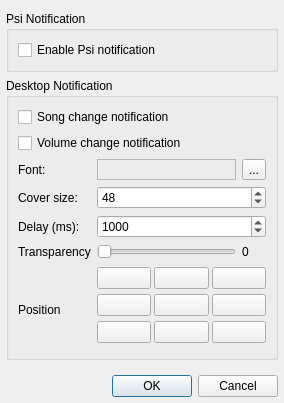
Qt form src/plugins/General/notifier/settingsdialog.ui (ksv1986/qmmp-staging) before a commit.
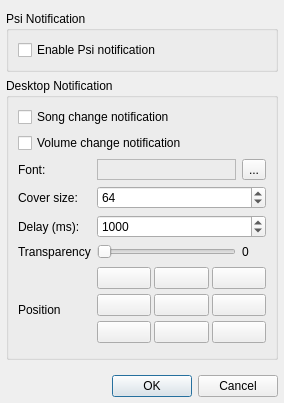
The same form after that commit.

The edit to the form file:
```diff
--- a/src/plugins/General/notifier/settingsdialog.ui
+++ b/src/plugins/General/notifier/settingsdialog.ui
@@ -310,11 +310,11 @@
         <property name="minimum" >
          <number>32</number>
         </property>
-        <property name="maximum" >
-         <number>80</number>
+        <property name="maximum">
+         <number>120</number>
         </property>
-        <property name="value" >
-         <number>48</number>
+        <property name="value">
+         <number>64</number>
         </property>
        </widget>
       </item>
```
Left out of the diff: 271 changed lines with no effect on the pictures.
